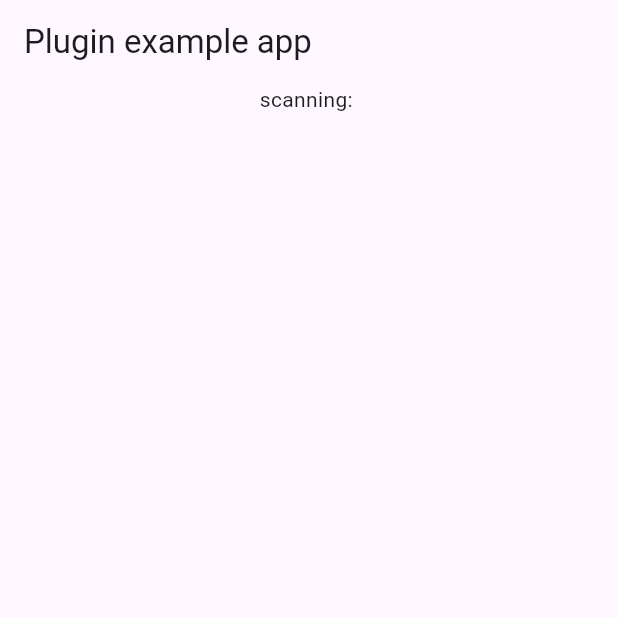
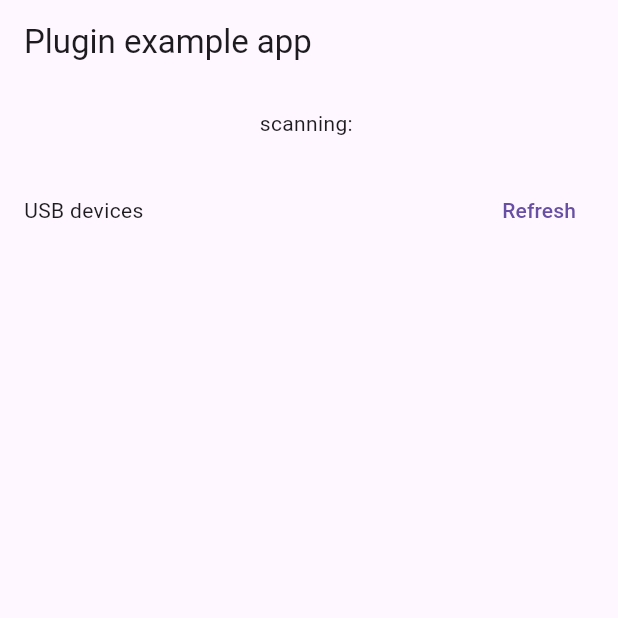
Before and after one commit to FrenkyDema/sunmi_scanner, a Flutter app: the screen it shows after launch, on a phone screen of 412 x 824 dp, the top half of it. Run offline on Flutter 3.47's test engine with Material 3 defaults, Android fonts, the phone set to English and light mode, and no system bars.

Commit message:
docs: USB scanners in the example and the README, 0.0.9

```diff
--- a/example/lib/main.dart
+++ b/example/lib/main.dart
@@ -14,10 +14,18 @@ class MyApp extends StatefulWidget {
 
 class _MyAppState extends State<MyApp> {
   String? scannedValue;
+  List<SunmiUsbDevice> usbDevices = const [];
 
   void _setScannedValue(String value) {
     setState(() {
       scannedValue = value;
+    });
+  }
+
+  Future<void> _loadUsbDevices() async {
+    final devices = await SunmiScanner.getUsbDevices();
+    setState(() {
+      usbDevices = devices;
     });
   }
 
@@ -44,6 +52,7 @@ class _MyAppState extends State<MyApp> {
     });
 
     SunmiScanner.bindService();
+    _loadUsbDevices();
   }
 
   @override
@@ -51,11 +60,37 @@ class _MyAppState extends State<MyApp> {
     return MaterialApp(
       home: Scaffold(
         appBar: AppBar(title: const Text('Plugin example app')),
-        body: Center(
-          child: Column(
-            crossAxisAlignment: CrossAxisAlignment.stretch,
-            children: [Center(child: Text("scanning: ${scannedValue ?? ""}"))],
-          ),
+        body: ListView(
+          padding: const EdgeInsets.all(16),
+          children: [
+            Center(child: Text("scanning: ${scannedValue ?? ""}")),
+            const SizedBox(height: 24),
+            Row(
+              children: [
+                const Expanded(child: Text('USB devices')),
+                TextButton(
+                  onPressed: _loadUsbDevices,
+                  child: const Text('Refresh'),
+                ),
+              ],
+            ),
+            for (final device in usbDevices)
+              ListTile(
+                title: Text(device.name.isEmpty ? '(no name)' : device.name),
+                subtitle: Text(
+                  'VID 0x${device.vendorId.toRadixString(16)} · '
+                  'PID 0x${device.productId.toRadixString(16)}',
+                ),
+                trailing: TextButton(
+                  onPressed: () => SunmiScanner.setUsbScannerOutput(
+                    device,
+                    SunmiScannerOutput.broadcast,
+                    showToast: true,
+                  ),
+                  child: const Text('Broadcast output'),
+                ),
+              ),
+          ],
         ),
       ),
     );
--- a/pubspec.yaml
+++ b/pubspec.yaml
@@ -1,6 +1,6 @@
 name: sunmi_scanner
 description: "Sunmi support package that allows you to easily interface with your scanner device"
-version: 0.0.8
+version: 0.0.9
 repository: "https://github.com/FrenkyDema/sunmi_scanner"
 
 environment:
```
Also changed, not shown: 2 other files.
